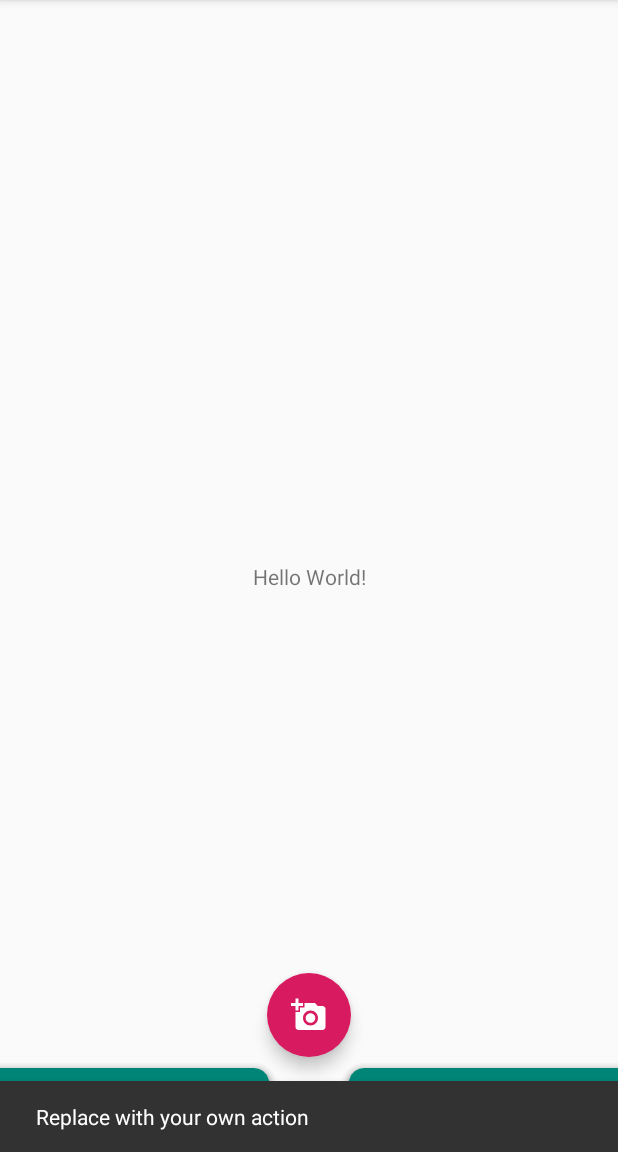
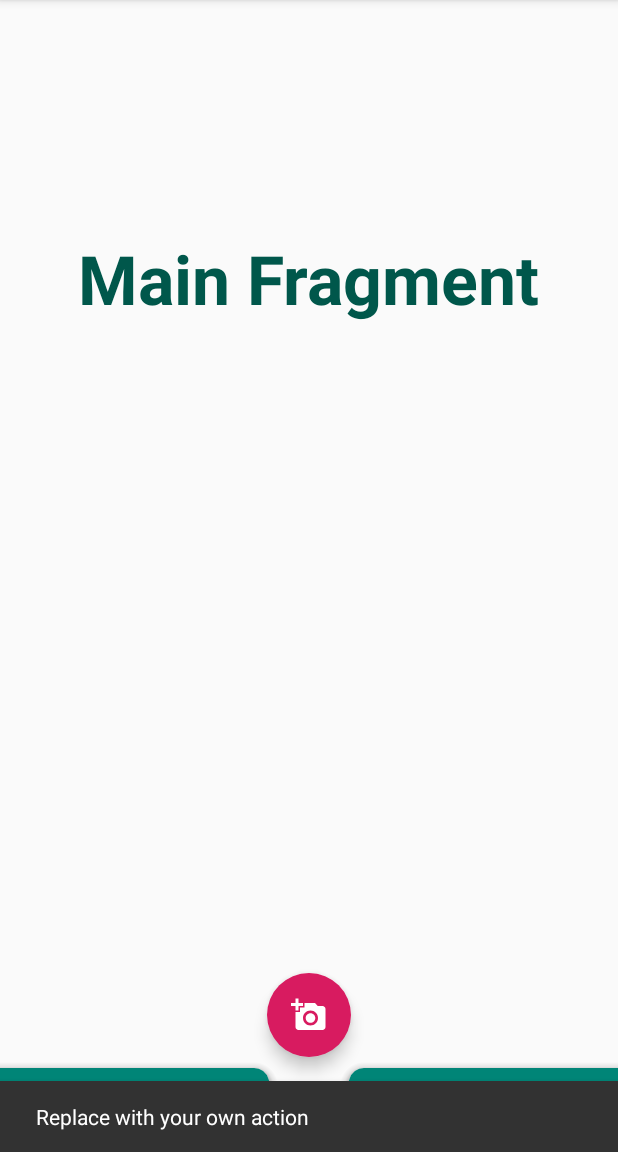
Before and after one commit to sagaratalatti/Bitswap, an Android app: the screen it shows after launch (MainActivity), after a tap on an icon or button, on a phone screen of 412 x 824 dp, the part 84-1236 px from its top. Run offline under Robolectric (Android 15) with nearby library versions, the phone set to English and light mode, and no system bars.

Commit message:
Fragments updated.

```diff
--- a/app/src/main/java/com/bitswap/app/MainActivity.java
+++ b/app/src/main/java/com/bitswap/app/MainActivity.java
@@ -10,6 +10,9 @@ import android.location.Location;
 import android.net.Uri;
 import android.os.Bundle;
 
+import com.bitswap.app.chat.ChatFragment;
+import com.bitswap.app.main.MainFragment;
+import com.bitswap.app.profile.ProfileFragment;
 import com.google.android.gms.common.api.ApiException;
 import com.google.android.gms.common.api.ResolvableApiException;
 import com.google.android.gms.location.FusedLocationProviderClient;
@@ -32,6 +35,9 @@ import androidx.annotation.NonNull;
 import androidx.appcompat.app.AppCompatActivity;
 import androidx.appcompat.widget.Toolbar;
 import androidx.core.app.ActivityCompat;
+import androidx.fragment.app.Fragment;
+import androidx.fragment.app.FragmentPagerAdapter;
+import androidx.viewpager.widget.ViewPager;
 
 import android.os.Looper;
 import android.provider.Settings;
@@ -60,6 +66,9 @@ public class MainActivity extends AppCompatActivity {
     private LocationCallback mLocationCallback;
     private Location mCurrentLocation;
 
+    private ViewPager mViewPager;
+    private SectionsPagerAdapter mSectionsPagerAdapter;
+
     @Override
     protected void onCreate(Bundle savedInstanceState) {
         super.onCreate(savedInstanceState);
@@ -68,6 +77,8 @@ public class MainActivity extends AppCompatActivity {
         setSupportActionBar(toolbar);
         updateLocationFromBundle(savedInstanceState);
         FloatingActionButton fab = findViewById(R.id.fab);
+        mViewPager = findViewById(R.id.main_viewpager);
+        setUpViewPager(mViewPager);
         fab.setOnClickListener(new View.OnClickListener() {
             @Override
             public void onClick(View view) {
@@ -81,6 +92,15 @@ public class MainActivity extends AppCompatActivity {
         createLocationCallback();
         createLocationRequest();
         buildLocationSettingsRequest();
+    }
+
+    private void setUpViewPager(ViewPager viewpager) {
+        mSectionsPagerAdapter = new SectionsPagerAdapter(getSupportFragmentManager());
+        mSectionsPagerAdapter.addFragment(new ProfileFragment());
+        mSectionsPagerAdapter.addFragment(new MainFragment());
+        mSectionsPagerAdapter.addFragment(new ChatFragment());
+        viewpager.setAdapter(mSectionsPagerAdapter);
+        viewpager.setCurrentItem(1);
     }
 
     private void updateLocationFromBundle(Bundle savedInstanceState) {
--- /dev/null
+++ b/app/src/main/java/com/bitswap/app/SectionsPagerAdapter.java
@@ -0,0 +1,33 @@
+package com.bitswap.app;
+
+import android.content.Context;
+
+import androidx.fragment.app.Fragment;
+import androidx.fragment.app.FragmentManager;
+import androidx.fragment.app.FragmentPagerAdapter;
+
+import java.util.ArrayList;
+import java.util.List;
+
+public class SectionsPagerAdapter extends FragmentPagerAdapter {
+
+    private final List<Fragment> mFragmentList = new ArrayList<>();
+
+    public SectionsPagerAdapter(FragmentManager fm) {
+        super(fm);
+    }
+
+    @Override
+    public Fragment getItem(int position) {
+        return mFragmentList.get(position);
+    }
+
+    @Override
+    public int getCount() {
+        return mFragmentList.size();
+    }
+
+    public void addFragment(Fragment fragment) {
+        mFragmentList.add(fragment);
+    }
+}
--- /dev/null
+++ b/app/src/main/java/com/bitswap/app/chat/ChatFragment.java
@@ -0,0 +1,26 @@
+package com.bitswap.app.chat;
+
+import android.os.Bundle;
+import android.view.LayoutInflater;
+import android.view.View;
+import android.view.ViewGroup;
+
+import androidx.annotation.NonNull;
+import androidx.annotation.Nullable;
+import androidx.fragment.app.Fragment;
+
+import com.bitswap.app.R;
+
+public class ChatFragment extends Fragment {
+
+    private View mRootView;
+
+    public ChatFragment() {}
+
+    @Nullable
+    @Override
+    public View onCreateView(@NonNull LayoutInflater inflater, @Nullable ViewGroup container, @Nullable Bundle savedInstanceState) {
+        mRootView = inflater.inflate(R.layout.fragment_chat, container, false);
+        return mRootView;
+    }
+}
--- /dev/null
+++ b/app/src/main/java/com/bitswap/app/main/MainFragment.java
@@ -0,0 +1,26 @@
+package com.bitswap.app.main;
+
+import android.os.Bundle;
+import android.view.LayoutInflater;
+import android.view.View;
+import android.view.ViewGroup;
+
+import androidx.annotation.NonNull;
+import androidx.annotation.Nullable;
+import androidx.fragment.app.Fragment;
+
+import com.bitswap.app.R;
+
+public class MainFragment extends Fragment {
+
+    private View mRootView;
+
+    public MainFragment() {}
+
+    @Nullable
+    @Override
+    public View onCreateView(@NonNull LayoutInflater inflater, @Nullable ViewGroup container, @Nullable Bundle savedInstanceState) {
+        mRootView = inflater.inflate(R.layout.fragment_main, container, false);
+        return mRootView;
+    }
+}
--- /dev/null
+++ b/app/src/main/java/com/bitswap/app/profile/ProfileFragment.java
@@ -0,0 +1,26 @@
+package com.bitswap.app.profile;
+
+import android.os.Bundle;
+import android.view.LayoutInflater;
+import android.view.View;
+import android.view.ViewGroup;
+
+import androidx.annotation.NonNull;
+import androidx.annotation.Nullable;
+import androidx.fragment.app.Fragment;
+
+import com.bitswap.app.R;
+
+public class ProfileFragment extends Fragment {
+
+    private View mRootView;
+
+    public ProfileFragment() {}
+
+    @Nullable
+    @Override
+    public View onCreateView(@NonNull LayoutInflater inflater, @Nullable ViewGroup container, @Nullable Bundle savedInstanceState) {
+        mRootView = inflater.inflate(R.layout.fragment_profile, container, false);
+        return mRootView;
+    }
+}
--- a/app/src/main/res/layout/content_main.xml
+++ b/app/src/main/res/layout/content_main.xml
@@ -8,10 +8,10 @@
     tools:context=".MainActivity"
     tools:showIn="@layout/activity_main">
 
-    <TextView
-        android:layout_width="wrap_content"
-        android:layout_height="wrap_content"
-        android:text="Hello World!"
+    <androidx.viewpager.widget.ViewPager
+        android:id="@+id/main_viewpager"
+        android:layout_width="match_parent"
+        android:layout_height="match_parent"
         app:layout_constraintBottom_toBottomOf="parent"
         app:layout_constraintLeft_toLeftOf="parent"
         app:layout_constraintRight_toRightOf="parent"
--- /dev/null
+++ b/app/src/main/res/layout/fragment_main.xml
@@ -0,0 +1,16 @@
+<?xml version="1.0" encoding="utf-8"?>
+<LinearLayout xmlns:android="http://schemas.android.com/apk/res/android"
+    android:orientation="vertical" android:layout_width="match_parent"
+    android:layout_height="match_parent">
+
+    <TextView
+        android:layout_width="wrap_content"
+        android:layout_height="wrap_content"
+        android:text="Main Fragment"
+        android:layout_gravity="center"
+        android:textSize="45sp"
+        android:textStyle="bold"
+        android:textColor="@color/colorPrimaryDark"
+        android:layout_marginTop="155dp"/>
+
+</LinearLayout>
```
Also changed, not shown: app/src/main/java/com/bitswap/app/Main2Activity.java (deleted, +0 -45 lines), app/src/main/res/layout/activity_main2.xml (deleted, +0 -33 lines), app/src/main/res/layout/fragment_chat.xml (added, +16 -0 lines), app/src/main/res/layout/fragment_profile.xml (added, +16 -0 lines).
